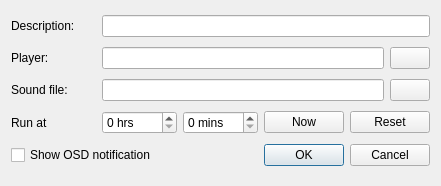
Qt form src/timerdialog.ui (loimu/zeit) before a commit.
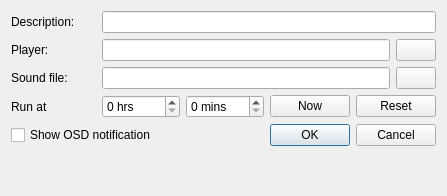
The same form after that commit.

Patch:
```diff
--- a/src/timerdialog.ui
+++ b/src/timerdialog.ui
@@ -6,8 +6,8 @@
    <rect>
     <x>0</x>
     <y>0</y>
-    <width>441</width>
-    <height>186</height>
+    <width>447</width>
+    <height>196</height>
    </rect>
   </property>
   <property name="windowTitle">
@@ -184,6 +184,13 @@
      </item>
     </layout>
    </item>
+   <item>
+    <widget class="QLabel" name="errorLabel">
+     <property name="text">
+      <string/>
+     </property>
+    </widget>
+   </item>
   </layout>
  </widget>
  <resources/>
```
